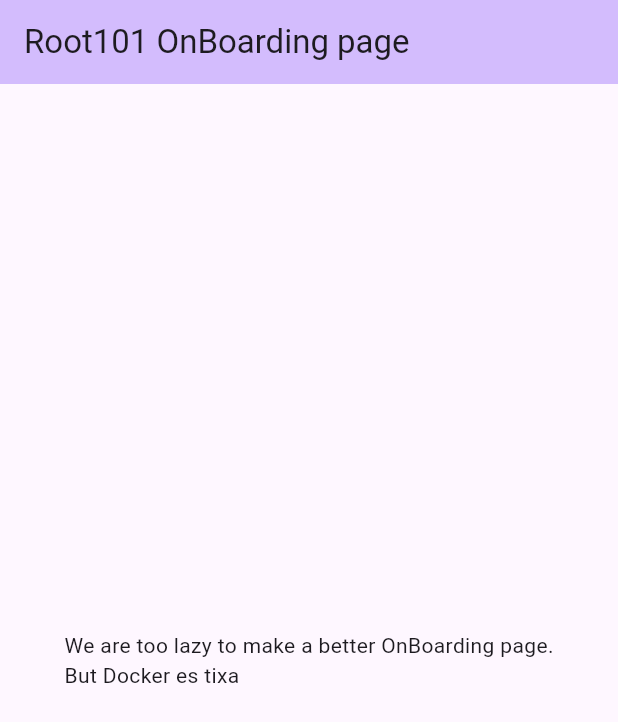
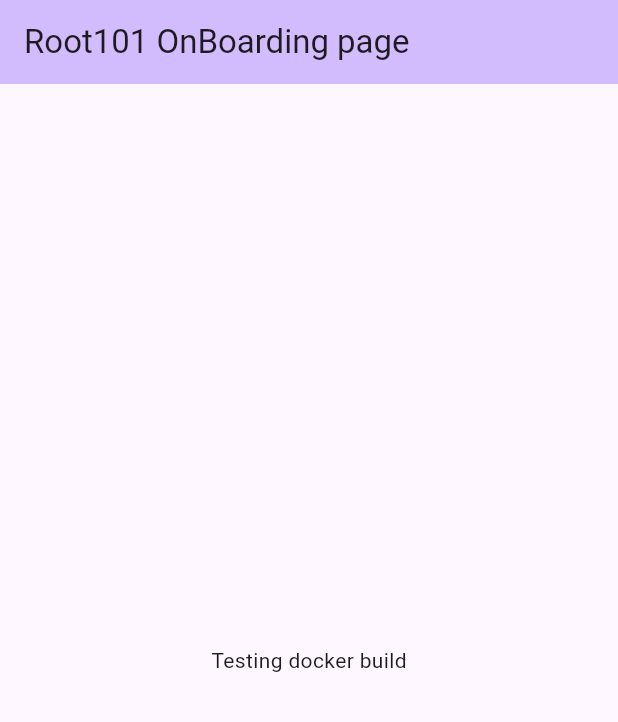
Before and after one commit to JesusHdez960717/flutter-web-test, a Flutter app: the screen it shows after launch, on a phone screen of 412 x 824 dp. Shown: the top 722 px of the screen. Run offline on Flutter 3.47's test engine with Material 2 defaults, Android fonts, the phone set to English and light mode, and no system bars.

Commit message:
test texts

```diff
--- a/lib/main.dart
+++ b/lib/main.dart
@@ -41,8 +41,7 @@
           mainAxisAlignment: MainAxisAlignment.center,
           children: <Widget>[
             Text(
-              'We are too lazy to make a better OnBoarding page.\n'
-                  'But Docker es tixa',
+              'Testing docker build',
             ),
           ],
         ),
```
